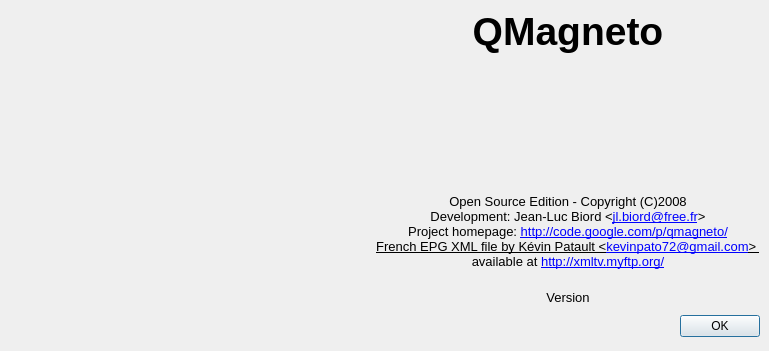
First picture: the form in ui/about.ui, repository jlbrd/qmagneto, before the edit.
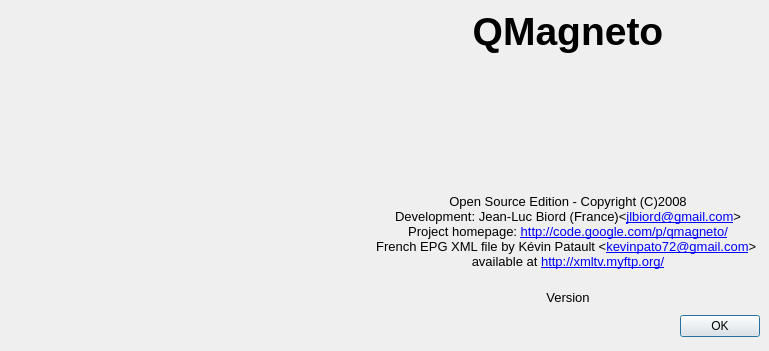
Second picture: the form after the edit. Icons and pictures are not drawn.

```diff
--- a/ui/about.ui
+++ b/ui/about.ui
@@ -134,10 +134,10 @@
 p, li { white-space: pre-wrap; }
 &lt;/style>&lt;/head>&lt;body style=" font-family:'Sans Serif'; font-size:9pt; font-weight:400; font-style:normal;">
 &lt;p style=" margin-top:0px; margin-bottom:0px; margin-left:0px; margin-right:0px; -qt-block-indent:0; text-indent:0px; font-family:'MS Shell Dlg 2'; font-size:8pt;">&lt;span style=" font-size:10pt;">Open Source Edition - Copyright (C)2008&lt;/span>&lt;/p>
-&lt;p style=" margin-top:0px; margin-bottom:0px; margin-left:0px; margin-right:0px; -qt-block-indent:0; text-indent:0px; font-family:'MS Shell Dlg 2'; font-size:10pt; color:#000000;">Development: Jean-Luc Biord &amp;lt;&lt;a href="mailto:jl.biord@free.fr">&lt;span style=" text-decoration: underline; color:#0000ff;">jl.biord@free.fr&lt;/span>&lt;/a>&amp;gt;&lt;/p>
-&lt;p style=" margin-top:0px; margin-bottom:0px; margin-left:0px; margin-right:0px; -qt-block-indent:0; text-indent:0px; font-family:'MS Shell Dlg 2'; font-size:10pt; color:#000000;">Project homepage: &lt;a href="http://code.google.com/p/qmagneto/">&lt;span style=" text-decoration: underline; color:#0000ff;">http://code.google.com/p/qmagneto/&lt;/span>&lt;/a>&lt;/p>
-&lt;p style=" margin-top:0px; margin-bottom:0px; margin-left:0px; margin-right:0px; -qt-block-indent:0; text-indent:0px; font-family:'MS Shell Dlg 2'; font-size:10pt; text-decoration: underline; color:#000000;">French EPG XML file by Kévin Patault &amp;lt;&lt;a href="mailto:kevinpato72@gmail.com">&lt;span style=" color:#0000ff;">kevinpato72@gmail.com&lt;/span>&lt;/a>&amp;gt; &lt;/p>
-&lt;p style=" margin-top:0px; margin-bottom:0px; margin-left:0px; margin-right:0px; -qt-block-indent:0; text-indent:0px; font-family:'MS Shell Dlg 2'; font-size:10pt; color:#000000;">available at &lt;a href="http://xmltv.myftp.org/">&lt;span style=" text-decoration: underline; color:#0000ff;">http://xmltv.myftp.org/&lt;/span>&lt;/a>&lt;/p>
+&lt;p style=" margin-top:0px; margin-bottom:0px; margin-left:0px; margin-right:0px; -qt-block-indent:0; text-indent:0px; font-family:'MS Shell Dlg 2'; font-size:10pt; color:#000000;">Development: Jean-Luc Biord (France)&amp;lt;&lt;a href="mailto:jlbiord@gmail.com">&lt;span style=" color:#0000ff;">jlbiord@gmail.com&lt;/span>&lt;/a>&amp;gt;&lt;/p>
+&lt;p style=" margin-top:0px; margin-bottom:0px; margin-left:0px; margin-right:0px; -qt-block-indent:0; text-indent:0px; font-family:'MS Shell Dlg 2'; font-size:10pt; color:#000000;">Project homepage: &lt;a href="http://code.google.com/p/qmagneto/">&lt;span style=" color:#0000ff;">http://code.google.com/p/qmagneto/&lt;/span>&lt;/a>&lt;/p>
+&lt;p style=" margin-top:0px; margin-bottom:0px; margin-left:0px; margin-right:0px; -qt-block-indent:0; text-indent:0px; font-family:'MS Shell Dlg 2'; font-size:10pt; color:#000000;">French EPG XML file by Kévin Patault &amp;lt;&lt;a href="mailto:kevinpato72@gmail.com">&lt;span style=" color:#0000ff;">kevinpato72@gmail.com&lt;/span>&lt;/a>&amp;gt; &lt;/p>
+&lt;p style=" margin-top:0px; margin-bottom:0px; margin-left:0px; margin-right:0px; -qt-block-indent:0; text-indent:0px; font-family:'MS Shell Dlg 2'; font-size:10pt; color:#000000;">available at &lt;a href="http://xmltv.myftp.org/">&lt;span style=" color:#0000ff;">http://xmltv.myftp.org/&lt;/span>&lt;/a>&lt;/p>
 &lt;p style="-qt-paragraph-type:empty; margin-top:0px; margin-bottom:0px; margin-left:0px; margin-right:0px; -qt-block-indent:0; text-indent:0px; font-family:'MS Shell Dlg 2'; font-size:10pt; text-decoration: underline; color:#0000ff;">&lt;/p>&lt;/body>&lt;/html></string>
          </property>
          <property name="alignment" >
```
